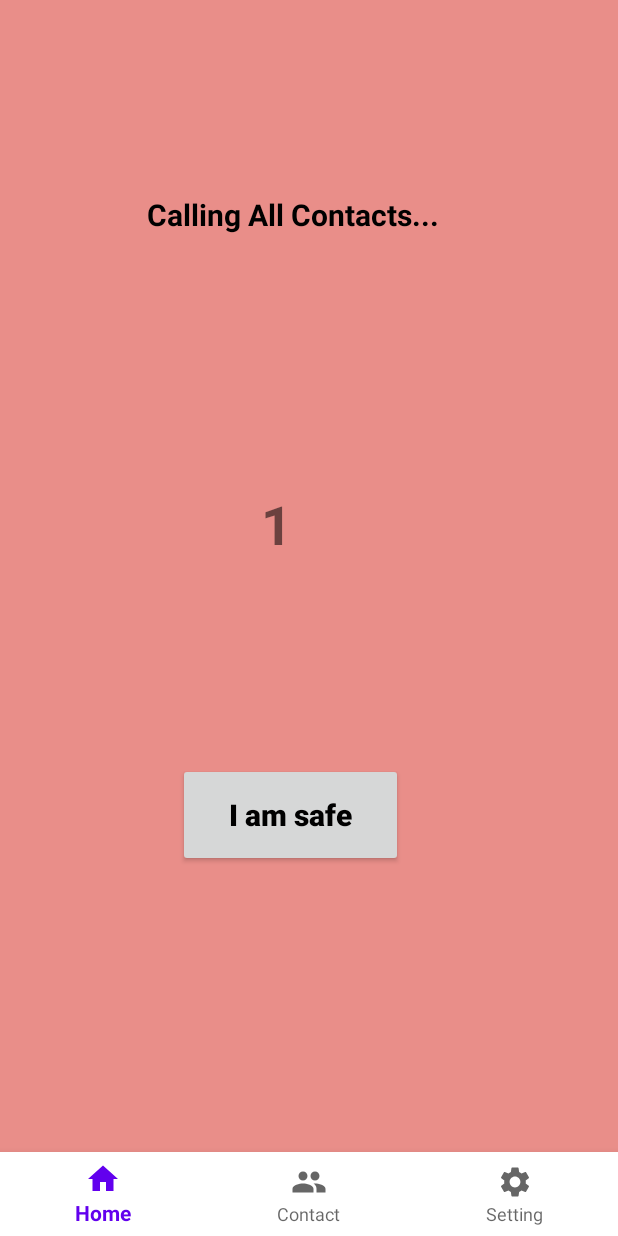
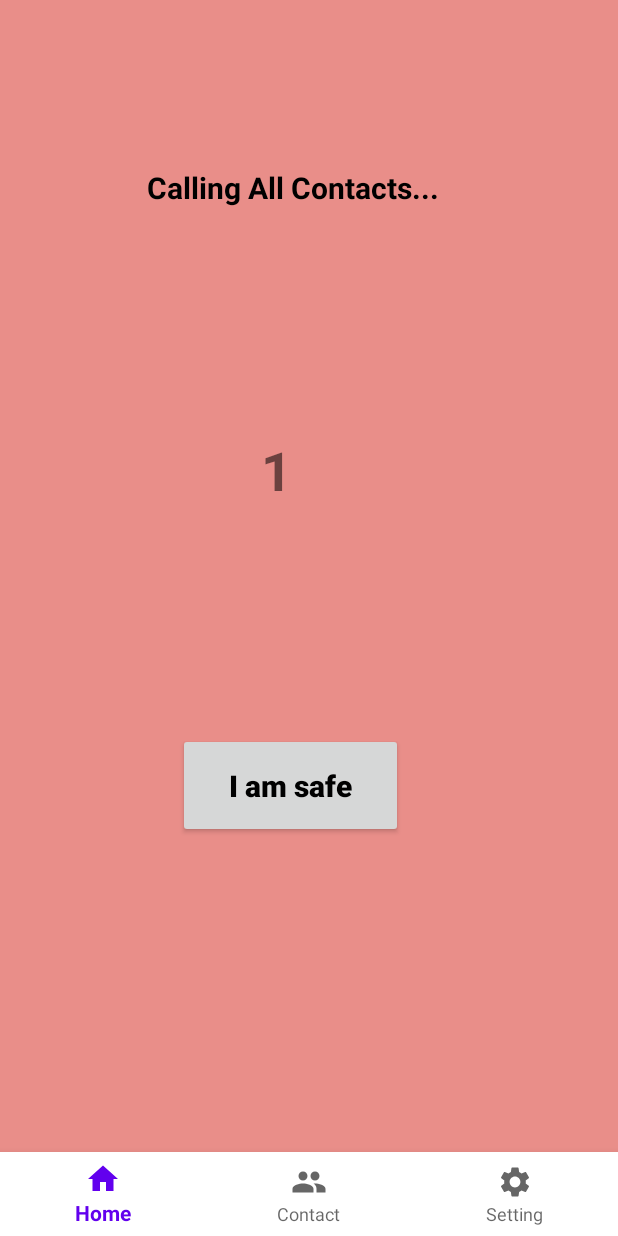
Before and after one commit to Bald-M/AWAI, an Android app: the CallingFragment screen opened through its navigation route, on a phone screen of 412 x 824 dp. Run offline under Robolectric (Android 15) with nearby library versions, the phone set to English and light mode, and no system bars.

Commit message:
adjust header margin

```diff
--- a/app/build.gradle
+++ b/app/build.gradle
@@ -10,7 +10,7 @@ android {
     defaultConfig {
         applicationId "com.example.awai"
         minSdk 28
-        targetSdk 33
+        targetSdk 34
         versionCode 1
         versionName "1.0"
 
--- a/app/src/main/java/com/example/awai/MainActivity.kt
+++ b/app/src/main/java/com/example/awai/MainActivity.kt
@@ -7,5 +7,6 @@ class MainActivity : AppCompatActivity() {
     override fun onCreate(savedInstanceState: Bundle?) {
         super.onCreate(savedInstanceState)
         setContentView(R.layout.activity_main)
+
     }
 }
--- a/app/src/main/res/layout/fragment_calling.xml
+++ b/app/src/main/res/layout/fragment_calling.xml
@@ -20,13 +20,13 @@
         app:layout_constraintHorizontal_bias="0.45"
         app:layout_constraintStart_toStartOf="parent"
         app:layout_constraintTop_toTopOf="parent"
-        app:layout_constraintVertical_bias="0.175" />
+        app:layout_constraintVertical_bias="0.15" />
 
     <TextView
         android:id="@+id/countdownTV"
         android:layout_width="wrap_content"
         android:layout_height="wrap_content"
-        android:layout_marginTop="168dp"
+        android:layout_marginTop="150dp"
         android:text="3"
         android:textSize="36sp"
         android:textStyle="bold"
@@ -38,8 +38,8 @@
     <Button
         android:id="@+id/cancelBtn"
         android:layout_width="150dp"
-        android:layout_height="69dp"
-        android:layout_marginTop="352dp"
+        android:layout_height="70dp"
+        android:layout_marginTop="350dp"
         android:text="I am safe"
         android:textColor="@color/black"
         android:textStyle="bold"
--- a/app/src/main/res/layout/fragment_confirmation.xml
+++ b/app/src/main/res/layout/fragment_confirmation.xml
@@ -19,7 +19,7 @@
             app:layout_constraintHorizontal_bias="0.68"
             app:layout_constraintStart_toStartOf="parent"
             app:layout_constraintTop_toTopOf="parent"
-        app:layout_constraintVertical_bias="0.352" />
+            app:layout_constraintVertical_bias="0.35" />
 
     <ImageView
         android:id="@+id/closeBtn"
--- a/app/src/main/res/layout/fragment_contact.xml
+++ b/app/src/main/res/layout/fragment_contact.xml
@@ -20,7 +20,7 @@
         app:layout_constraintHorizontal_bias="0.495"
         app:layout_constraintStart_toStartOf="parent"
         app:layout_constraintTop_toTopOf="parent"
-        app:layout_constraintVertical_bias="0.071" />
+        app:layout_constraintVertical_bias="0.15" />
 
     <CheckBox
         android:id="@+id/checkBox"
--- a/app/src/main/res/layout/fragment_home.xml
+++ b/app/src/main/res/layout/fragment_home.xml
@@ -44,7 +44,7 @@
         app:layout_constraintEnd_toEndOf="parent"
         app:layout_constraintStart_toStartOf="parent"
         app:layout_constraintTop_toTopOf="parent"
-        app:layout_constraintVertical_bias="0.309" />
+        app:layout_constraintVertical_bias="0.35" />
 
     <TextView
         android:id="@+id/textView2"
```
Also changed, not shown: app/src/main/res/layout/fragment_notification.xml (+4 -3 lines). Lines whose indentation alone changed are shown as unchanged.
